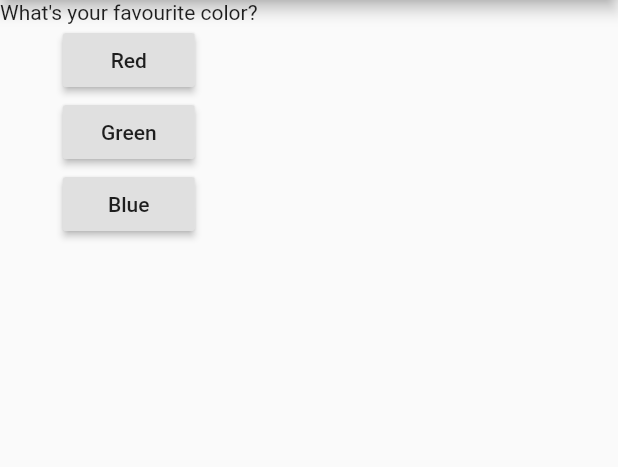
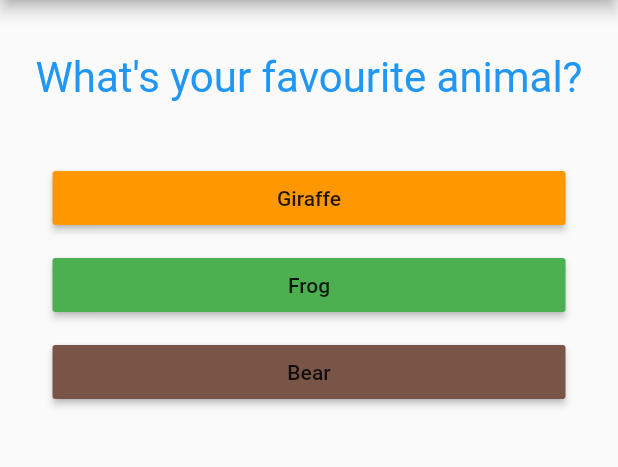
Before and after one commit to pawtwa/flutter_complete_guide, a Flutter app: the screen it shows after launch, after a tap on "Red", on a phone screen of 412 x 824 dp, the part 84-551 px from its top. Run offline on Flutter 3.47's test engine with Material 2 defaults, Android fonts, the phone set to English and light mode, and no system bars.

Commit message:
Almost finished

```diff
--- /dev/null
+++ b/lib/answer.dart
@@ -0,0 +1,22 @@
+import 'package:flutter/material.dart';
+
+class Answer extends StatelessWidget {
+  final Function _onPressedCallback;
+  final String _btnText;
+  final Color _btnColor;
+
+  Answer(this._btnText, this._onPressedCallback, this._btnColor);
+
+  @override
+  Widget build(BuildContext context) {
+    return Container(
+      width: double.infinity,
+      margin: EdgeInsets.symmetric(horizontal: 35, vertical: 5),
+      child: RaisedButton(
+        color: _btnColor,
+        onPressed: _onPressedCallback,
+        child: Text(_btnText),
+      ),
+    );
+  }
+}
--- /dev/null
+++ b/lib/data/questions-data.dart
@@ -0,0 +1,106 @@
+import 'package:flutter/material.dart';
+
+class QuestionData {
+  final String question;
+  final List<AnswerData> answers;
+
+  QuestionData(this.question, this.answers);
+}
+
+class AnswerData {
+  final String answer;
+  final Color color;
+
+  AnswerData(this.answer, this.color);
+}
+
+const List<Map<String, Object>> questionsData = [
+  {
+    'question': 'What\'s your favourite color?',
+    'answers': [
+      {
+        'answer': 'Red',
+        'color': Colors.red,
+      },
+      {
+        'answer': 'Green',
+        'color': Colors.green,
+      },
+      {
+        'answer': 'Blue',
+        'color': Colors.blue,
+      },
+    ]
+  },
+  {
+    'question': 'What\'s your favourite animal?',
+    'answers': [
+      {
+        'answer': 'Giraffe',
+        'color': Colors.orange,
+      },
+      {
+        'answer': 'Frog',
+        'color': Colors.green,
+      },
+      {
+        'answer': 'Bear',
+        'color': Colors.brown,
+      },
+    ]
+  },
+  {
+    'question': 'Who\'s your favourite instructor?',
+    'answers': [
+      {
+        'answer': 'Max',
+        'color': Colors.tealAccent,
+      },
+      {
+        'answer': 'Max',
+        'color': Colors.tealAccent,
+      },
+      {
+        'answer': 'Max',
+        'color': Colors.tealAccent,
+      },
+    ]
+  },
+];
+
+List<QuestionData> _parsed;
+
+List<QuestionData> parseToQuestionData(
+    List<Map<String, Object>> questionsData) {
+  if (_parsed == null && questionsData != null) {
+    _parsed = [];
+    questionsData.forEach((element) {
+      final String questionString = element.entries
+          .where((element) => element.key == 'question')
+          .first
+          .value as String;
+      final answerMaps = element.entries
+          .where((element) => element.key == 'answers')
+          .first
+          .value as List<Map<String, Object>>;
+      final answers = answerMaps
+          .map((e) => AnswerData(
+                e.entries
+                    .where((element) => element.key == 'answer')
+                    .first
+                    .value,
+                e.entries
+                    .where((element) => element.key == 'color')
+                    .first
+                    .value,
+              ))
+          .toList();
+      final questionData = QuestionData(
+        questionString,
+        answers,
+      );
+      _parsed.add(questionData);
+    });
+  }
+  return _parsed;
+}
--- a/lib/main.dart
+++ b/lib/main.dart
@@ -1,4 +1,7 @@
 import 'package:flutter/material.dart';
+import './data/questions-data.dart';
+import './questions-view.dart';
+import './quiz-result.dart';
 
 // void main() {
 //   runApp(MyApp());
@@ -6,36 +9,67 @@ import 'package:flutter/material.dart';
 
 void main() => runApp(MyApp());
 
-class MyApp extends StatelessWidget {
-  int questonIndex = 0;
+class MyApp extends StatefulWidget {
+  @override
+  State<StatefulWidget> createState() {
+    var appState = new _MyAppState();
+    return appState;
+  }
+}
+
+class _MyAppState extends State<MyApp> {
+  final Map<int, int> _clickedAnswers = new Map();
+  int _questonIndex = 0;
+  Function _answerQuestion(int answerIndex) {
+    if (_questonIndex < questionsData.length) {
+      _clickedAnswers.addEntries([MapEntry(_questonIndex, answerIndex)]);
+    }
+    return () => setState(
+          () {
+            if (_questonIndex < questionsData.length) {
+              _questonIndex = _questonIndex + 1;
+              print('Answer ' + answerIndex.toString() + ' chosen!');
+            }
+          },
+        );
+  }
+
+  void _resetQuestions() {
+    setState(() {
+      _questonIndex = 0;
+      _clickedAnswers.clear();
+    });
+  }
 
   @override
   Widget build(BuildContext context) {
-    var questions = [
-      'What\'s your favourite color?',
-      'What\'s your favourite animal?'
-    ];
+    print('(re)build widget');
+    final parsedQuestions = parseToQuestionData(questionsData);
     return MaterialApp(
       home: Scaffold(
         appBar: AppBar(
           title: Text('Quiz App'),
         ),
-        body: Column(
-          children: [
-            Text(questions.elementAt(questonIndex)),
-            RaisedButton(
-              onPressed: () => print('Answer 1 chosen!'),
-              child: Text('Red'),
-            ),
-            RaisedButton(
-              onPressed: () => print('Answer 2 chosen!'),
-              child: Text('Green'),
-            ),
-            RaisedButton(
-              onPressed: () => print('Answer 3 chosen!'),
-              child: Text('Blue'),
-            ),
-          ],
+        body: SingleChildScrollView(
+          child: Column(
+            children: _questonIndex < questionsData.length
+                ? questionView(
+                    parsedQuestions.elementAt(_questonIndex), _answerQuestion)
+                : [
+                    QuizResult(
+                      _clickedAnswers.map(
+                        (key, value) => MapEntry(
+                          parsedQuestions.elementAt(key).question,
+                          parsedQuestions
+                              .elementAt(key)
+                              .answers
+                              .elementAt(value),
+                        ),
+                      ),
+                      _resetQuestions,
+                    )
+                  ],
+          ),
         ),
       ),
     );
--- /dev/null
+++ b/lib/question.dart
@@ -0,0 +1,20 @@
+import 'package:flutter/material.dart';
+
+class Question extends StatelessWidget {
+  final String _questionText;
+
+  Question(this._questionText);
+
+  @override
+  Widget build(BuildContext context) {
+    return Container(
+      width: double.infinity,
+      margin: EdgeInsets.symmetric(horizontal: 15, vertical: 35),
+      child: Text(
+        _questionText,
+        style: TextStyle(fontSize: 28, color: Colors.blue),
+        textAlign: TextAlign.center,
+      ),
+    );
+  }
+}
--- /dev/null
+++ b/lib/questions-view.dart
@@ -0,0 +1,16 @@
+import 'package:flutter/material.dart';
+import './data/questions-data.dart';
+import './question.dart';
+import './answer.dart';
+
+List<Widget> questionView(QuestionData questionData, Function callback) {
+  final view = [
+    Question(questionData.question),
+    ...questionData.answers
+        .asMap()
+        .entries
+        .map((e) => Answer(e.value.answer, callback(e.key), e.value.color))
+        .toList(),
+  ];
+  return view;
+}
--- /dev/null
+++ b/lib/quiz-result.dart
@@ -0,0 +1,65 @@
+import 'package:flutter/material.dart';
+import 'package:flutter_complete_guide/answer.dart';
+import 'package:flutter_complete_guide/data/questions-data.dart';
+import 'package:flutter_complete_guide/question.dart';
+
+class QuizResult extends StatelessWidget {
+  final Map<String, AnswerData> result;
+  final Function resetAction;
+
+  QuizResult(this.result, this.resetAction);
+
+  @override
+  Widget build(BuildContext context) {
+    final children = <Widget>[
+      Container(
+        child: Column(
+          children: <Widget>[
+            Text(
+              'RESULTS',
+              style: TextStyle(
+                fontWeight: FontWeight.bold,
+                // fontStyle: FontStyle.italic,
+                fontSize: 36,
+              ),
+            ),
+            Divider(),
+          ],
+        ),
+      )
+    ];
+    if (result != null) {
+      result.forEach((question, answerData) {
+        children.add(Container(
+          child: Column(
+            children: <Widget>[
+              Question(question),
+              Answer(answerData.answer, () {}, answerData.color),
+            ],
+          ),
+        ));
+      });
+    }
+    if (resetAction != null) {
+      children.add(Container(
+        margin: EdgeInsets.symmetric(horizontal: 15, vertical: 35),
+        child: Column(
+          children: <Widget>[
+            Divider(),
+            RaisedButton(
+              color: Colors.red,
+              onPressed: resetAction,
+              child: Text('Resetuj'),
+            ),
+          ],
+        ),
+      ));
+    }
+    return Container(
+      margin: EdgeInsets.symmetric(horizontal: 15, vertical: 35),
+      child: Column(
+        children: [...children.toList()],
+      ),
+    );
+  }
+}
```
